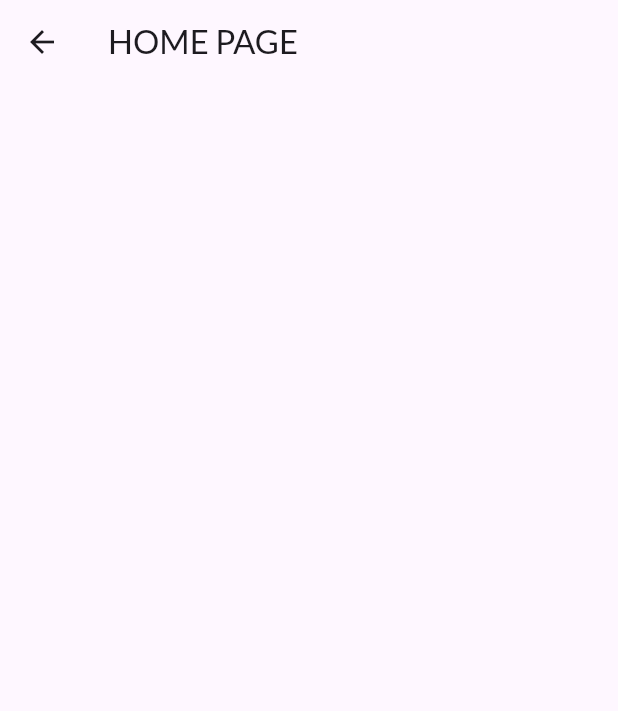
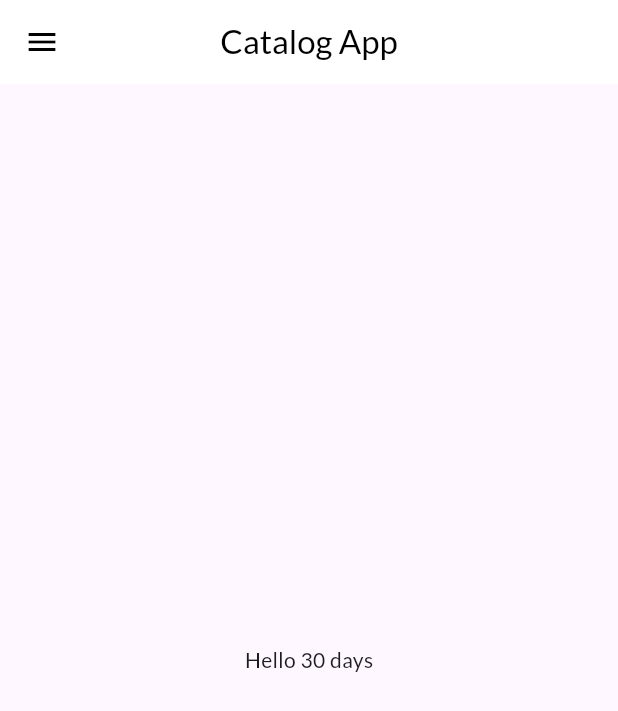
Before and after one commit to showravdas11/30daysflutter, a Flutter app: the HomePage screen opened by its route, on a phone screen of 412 x 824 dp. Shown: the top 711 px of the screen. Run offline on Flutter 3.47's test engine with Material 3 defaults, Android fonts, the light colour scheme and no system bars; our stand-ins replace google_fonts.

Commit message:
day 10-11 done

```diff
--- a/lib/pages/Login.dart
+++ b/lib/pages/Login.dart
@@ -30,9 +30,6 @@ class _LoginPageState extends State<LoginPage> {
       changeBtn = false;
     });
     }
-
-
-
   }
 
   @override
--- a/lib/pages/home_page.dart
+++ b/lib/pages/home_page.dart
@@ -1,4 +1,5 @@
 import 'package:flutter/material.dart';
+import 'package:thirty_days_flutter/widgets/drawer.dart';
 
 class HomePage extends StatefulWidget {
   const HomePage({super.key});
@@ -12,8 +13,14 @@ class _HomePageState extends State<HomePage> {
   Widget build(BuildContext context) {
     return Scaffold(
       appBar: AppBar(
-        title: Text("HOME PAGE"),
+        title: Text("Catalog App", style: TextStyle(color: Colors.black),),
       ),
+      body: Center(
+        child: Container(
+          child: Text("Hello 30 days"),
+        ),
+      ),
+      drawer: MyDrawer(),
     );
   }
 }
--- /dev/null
+++ b/lib/widgets/themes.dart
@@ -0,0 +1,16 @@
+import 'package:flutter/material.dart';
+import 'package:google_fonts/google_fonts.dart';
+
+class MyTheme {
+  static ThemeData lightTheme(BuildContext context) => ThemeData(
+        colorScheme: ColorScheme.fromSeed(seedColor: Colors.deepPurple),
+        fontFamily: GoogleFonts.lato().fontFamily,
+        useMaterial3: true,
+        appBarTheme: AppBarTheme(
+          color: Colors.white,
+          elevation: 0.0,
+          iconTheme: IconThemeData(color: Colors.black),
+          centerTitle: true
+        )
+      );
+}
```
Also changed, not shown: lib/main.dart (+2 -5 lines), lib/models/catalog.dart (added, +21 -0 lines), lib/widgets/drawer.dart (added, +53 -0 lines).
